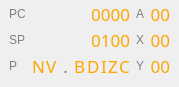
Before: the Qt Designer form cpuwidget.ui in rjaremczak/mo65x, drawn with Qt 5.
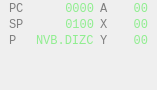
After: the same form once the commit is applied.

Commit message: instruction list initialization refactored, UI changes

What changed in the file:
```diff
--- a/cpuwidget.ui
+++ b/cpuwidget.ui
@@ -6,8 +6,8 @@
    <rect>
     <x>0</x>
     <y>0</y>
-    <width>168</width>
-    <height>86</height>
+    <width>157</width>
+    <height>90</height>
    </rect>
   </property>
   <property name="sizePolicy">
@@ -48,6 +48,11 @@
     </property>
     <item row="3" column="2">
      <widget class="QLabel" name="labelY">
+      <property name="font">
+       <font>
+        <family>Monospace</family>
+       </font>
+      </property>
       <property name="styleSheet">
        <string notr="true">color:gray</string>
       </property>
@@ -60,12 +65,11 @@
      <widget class="QLabel" name="regX">
       <property name="font">
        <font>
-        <family>Fira Mono</family>
-        <pointsize>13</pointsize>
+        <family>Monospace</family>
        </font>
       </property>
       <property name="styleSheet">
-       <string notr="true">color: orange</string>
+       <string notr="true">color:lightgreen</string>
       </property>
       <property name="text">
        <string>00</string>
@@ -77,6 +81,11 @@
     </item>
     <item row="0" column="2">
      <widget class="QLabel" name="labelA">
+      <property name="font">
+       <font>
+        <family>Monospace</family>
+       </font>
+      </property>
       <property name="styleSheet">
        <string notr="true">color:gray</string>
       </property>
@@ -87,6 +96,11 @@
     </item>
     <item row="0" column="0">
      <widget class="QLabel" name="labelPC">
+      <property name="font">
+       <font>
+        <family>Monospace</family>
+       </font>
+      </property>
       <property name="styleSheet">
        <string notr="true">color:gray</string>
       </property>
@@ -97,6 +111,11 @@
     </item>
     <item row="1" column="2">
      <widget class="QLabel" name="label">
+      <property name="font">
+       <font>
+        <family>Monospace</family>
+       </font>
+      </property>
       <property name="styleSheet">
        <string notr="true">color:gray</string>
       </property>
@@ -109,12 +128,11 @@
      <widget class="QLabel" name="regY">
       <property name="font">
        <font>
-        <family>Fira Mono</family>
-        <pointsize>13</pointsize>
+        <family>Monospace</family>
        </font>
       </property>
       <property name="styleSheet">
-       <string notr="true">color: orange</string>
+       <string notr="true">color:lightgreen</string>
       </property>
       <property name="text">
        <string>00</string>
@@ -128,12 +146,11 @@
      <widget class="QLabel" name="regA">
       <property name="font">
        <font>
-        <family>Fira Mono</family>
-        <pointsize>13</pointsize>
+        <family>Monospace</family>
        </font>
       </property>
       <property name="styleSheet">
-       <string notr="true">color:orange</string>
+       <string notr="true">color:lightgreen</string>
       </property>
       <property name="text">
        <string>00</string>
@@ -163,12 +180,11 @@
      <widget class="QLabel" name="regPC">
       <property name="font">
        <font>
-        <family>Fira Mono</family>
-        <pointsize>13</pointsize>
+        <family>Monospace</family>
        </font>
       </property>
       <property name="styleSheet">
-       <string notr="true">color: orange</string>
+       <string notr="true">color:lightgreen</string>
       </property>
       <property name="text">
        <string>0000</string>
@@ -180,6 +196,11 @@
     </item>
     <item row="1" column="0">
      <widget class="QLabel" name="labelSP">
+      <property name="font">
+       <font>
+        <family>Monospace</family>
+       </font>
+      </property>
       <property name="styleSheet">
        <string notr="true">color:gray</string>
       </property>
@@ -192,12 +213,11 @@
      <widget class="QLabel" name="regSP">
       <property name="font">
        <font>
-        <family>Fira Mono</family>
-        <pointsize>13</pointsize>
+        <family>Monospace</family>
        </font>
       </property>
       <property name="styleSheet">
-       <string notr="true">color: orange</string>
+       <string notr="true">color:lightgreen</string>
       </property>
       <property name="text">
        <string>0100</string>
@@ -209,6 +229,11 @@
     </item>
     <item row="3" column="0">
      <widget class="QLabel" name="labelP">
+      <property name="font">
+       <font>
+        <family>Monospace</family>
+       </font>
+      </property>
       <property name="styleSheet">
        <string notr="true">color:gray</string>
       </property>
@@ -218,190 +243,19 @@
      </widget>
     </item>
     <item row="3" column="1">
-     <layout class="QHBoxLayout" name="flagsBox">
-      <property name="spacing">
-       <number>1</number>
+     <widget class="QLabel" name="flags">
+      <property name="font">
+       <font>
+        <family>Monospace</family>
+       </font>
       </property>
-      <item>
-       <widget class="QLabel" name="flagN">
-        <property name="enabled">
-         <bool>true</bool>
-        </property>
-        <property name="sizePolicy">
-         <sizepolicy hsizetype="Maximum" vsizetype="Preferred">
-          <horstretch>0</horstretch>
-          <verstretch>0</verstretch>
-         </sizepolicy>
-        </property>
-        <property name="font">
-         <font>
-          <family>Fira Mono</family>
-          <pointsize>13</pointsize>
-         </font>
-        </property>
-        <property name="styleSheet">
-         <string notr="true">QLabel { color:orange } QLabel:disabled { color: gray } </string>
-        </property>
-        <property name="text">
-         <string>N</string>
-        </property>
-       </widget>
-      </item>
-      <item>
-       <widget class="QLabel" name="flagV">
-        <property name="sizePolicy">
-         <sizepolicy hsizetype="Maximum" vsizetype="Preferred">
-          <horstretch>0</horstretch>
-          <verstretch>0</verstretch>
-         </sizepolicy>
-        </property>
-        <property name="font">
-         <font>
-          <family>Fira Mono</family>
-          <pointsize>13</pointsize>
-         </font>
-        </property>
-        <property name="styleSheet">
-         <string notr="true">QLabel { color:orange } QLabel:disabled { color: gray } </string>
-        </property>
-        <property name="text">
-         <string>V</string>
-        </property>
-       </widget>
-      </item>
-      <item>
-       <widget class="QLabel" name="label_2">
-        <property name="enabled">
-         <bool>false</bool>
-        </property>
-        <property name="font">
-         <font>
-          <family>Fira Mono</family>
-          <pointsize>13</pointsize>
-         </font>
-        </property>
-        <property name="styleSheet">
-         <string notr="true">QLabel { color:orange } QLabel:disabled { color: gray } </string>
-        </property>
-        <property name="text">
-         <string> . </string>
-        </property>
-       </widget>
-      </item>
-      <item>
-       <widget class="QLabel" name="flagB">
-        <property name="enabled">
-         <bool>true</bool>
-        </property>
-        <property name="sizePolicy">
-         <sizepolicy hsizetype="Maximum" vsizetype="Preferred">
-          <horstretch>0</horstretch>
-          <verstretch>0</verstretch>
-         </sizepolicy>
-        </property>
-        <property name="font">
-         <font>
-          <family>Fira Mono</family>
-          <pointsize>13</pointsize>
-         </font>
-        </property>
-        <property name="styleSheet">
-         <string notr="true">QLabel { color:orange } QLabel:disabled { color: gray } </string>
-        </property>
-        <property name="text">
-         <string>B</string>
-        </property>
-       </widget>
-      </item>
-      <item>
-       <widget class="QLabel" name="flagD">
-        <property name="sizePolicy">
-         <sizepolicy hsizetype="Maximum" vsizetype="Preferred">
-          <horstretch>0</horstretch>
-          <verstretch>0</verstretch>
-         </sizepolicy>
-        </property>
-        <property name="font">
-         <font>
-          <family>Fira Mono</family>
-          <pointsize>13</pointsize>
-         </font>
-        </property>
-        <property name="styleSheet">
-         <string notr="true">QLabel { color:orange } QLabel:disabled { color: gray } </string>
-        </property>
-        <property name="text">
-         <string>D</string>
-        </property>
-       </widget>
-      </item>
-      <item>
-       <widget class="QLabel" name="flagI">
-        <property name="sizePolicy">
-         <sizepolicy hsizetype="Maximum" vsizetype="Preferred">
-          <horstretch>0</horstretch>
-          <verstretch>0</verstretch>
-         </sizepolicy>
-        </property>
-        <property name="font">
-         <font>
-          <family>Fira Mono</family>
-          <pointsize>13</pointsize>
-         </font>
-        </property>
-        <property name="styleSheet">
-         <string notr="true">QLabel { color:orange } QLabel:disabled { color: gray } </string>
-        </property>
-        <property name="text">
-         <string>I</string>
-        </property>
-       </widget>
-      </item>
-      <item>
-       <widget class="QLabel" name="flagZ">
-        <property name="sizePolicy">
-         <sizepolicy hsizetype="Maximum" vsizetype="Preferred">
-          <horstretch>0</horstretch>
-          <verstretch>0</verstretch>
-         </sizepolicy>
-        </property>
-        <property name="font">
-         <font>
-          <family>Fira Mono</family>
-          <pointsize>13</pointsize>
-         </font>
-        </property>
-        <property name="styleSheet">
-         <string notr="true">QLabel { color:orange } QLabel:disabled { color: gray } </string>
-        </property>
-        <property name="text">
-         <string>Z</string>
-        </property>
-       </widget>
-      </item>
-      <item>
-       <widget class="QLabel" name="flagC">
-        <property name="sizePolicy">
-         <sizepolicy hsizetype="Maximum" vsizetype="Preferred">
-          <horstretch>0</horstretch>
-          <verstretch>0</verstretch>
-         </sizepolicy>
-        </property>
-        <property name="font">
-         <font>
-          <family>Fira Mono</family>
-          <pointsize>13</pointsize>
-         </font>
-        </property>
-        <property name="styleSheet">
-         <string notr="true">QLabel { color:orange } QLabel:disabled { color: gray } </string>
-        </property>
-        <property name="text">
-         <string>C</string>
-        </property>
-       </widget>
-      </item>
-     </layout>
+      <property name="styleSheet">
+       <string notr="true">color:lightgreen</string>
+      </property>
+      <property name="text">
+       <string>NVB.DIZC</string>
+      </property>
+     </widget>
     </item>
    </layout>
   </widget>
```
The commit also changes 4 other files.
